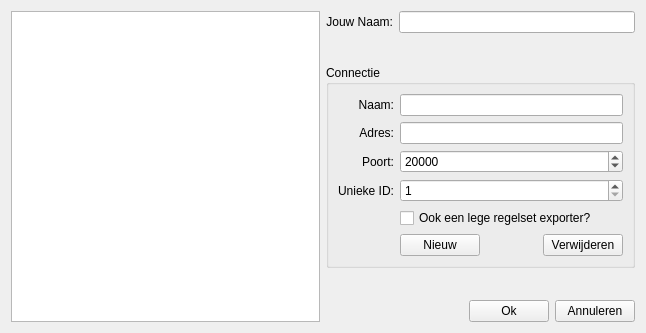
Above: src/app/ruleCreator/settingsdialog.ui from Dtai/PokerbotClient before the change. Below: the same form after it.
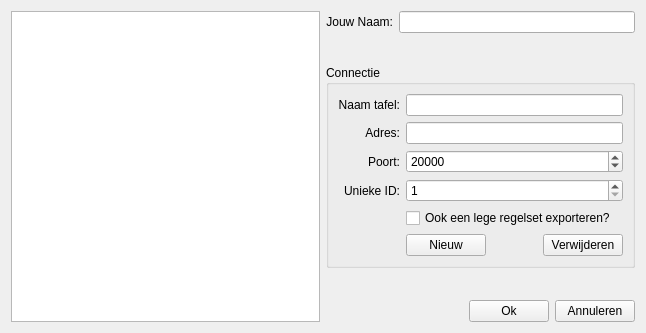
That is the form after the change.

The edit to the form file:
```diff
--- a/src/app/ruleCreator/settingsdialog.ui
+++ b/src/app/ruleCreator/settingsdialog.ui
@@ -145,7 +145,7 @@
         <item row="0" column="0">
          <widget class="QLabel" name="label_5">
           <property name="text">
-           <string>Naam:</string>
+           <string>Naam tafel:</string>
           </property>
           <property name="alignment">
            <set>Qt::AlignRight|Qt::AlignTrailing|Qt::AlignVCenter</set>
@@ -158,7 +158,7 @@
         <item row="4" column="1">
          <widget class="QCheckBox" name="emptyRuleSetExporter">
           <property name="text">
-           <string>Ook een lege regelset exporter?</string>
+           <string>Ook een lege regelset exporteren?</string>
           </property>
          </widget>
         </item>
```
